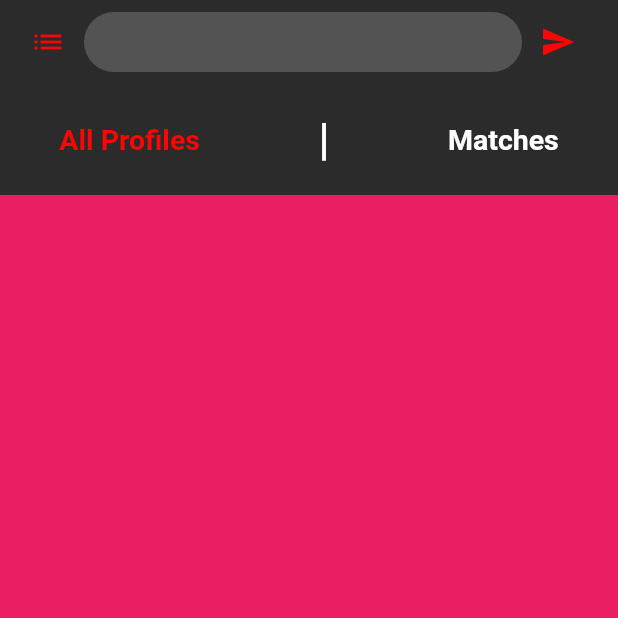
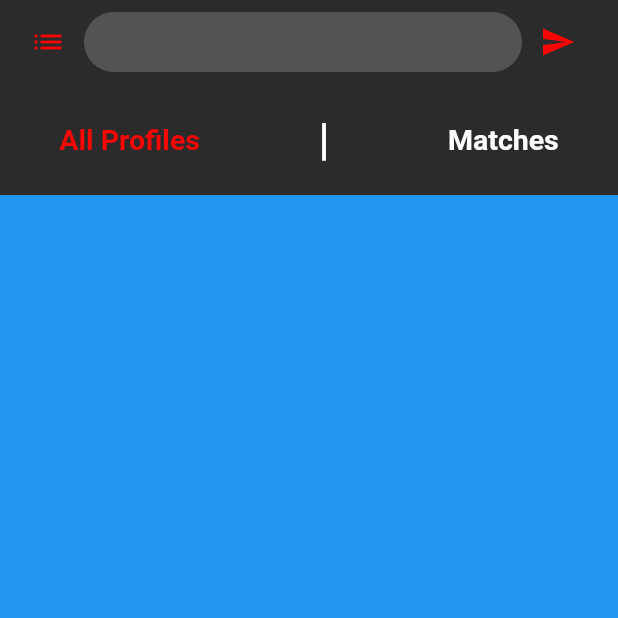
Before and after one commit to gunreddyvishnu/ucb, a Flutter app: the screen it shows after launch, on a phone screen of 412 x 824 dp, the top half of it. Run offline on Flutter 3.47's test engine with Material 2 defaults, Android fonts, the phone set to English and light mode, and no system bars.

Commit message:
35-30 update test hope

```diff
--- a/lib/main.dart
+++ b/lib/main.dart
@@ -430,8 +430,7 @@ class _MainscreenState extends State<Mainscreen> {
 
               Container(
                 height: 700,
-                color: Colors.pink,
-
+                color: Colors.blue,
               ),
 
               Container(
```
